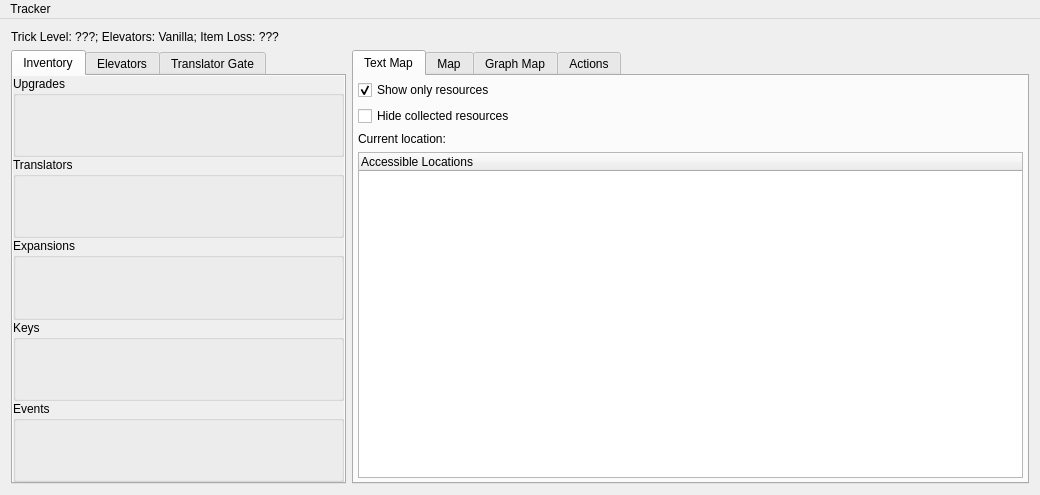
Old version of the form randovania/gui/ui_files/tracker_window.ui in the repository randovania/randovania.
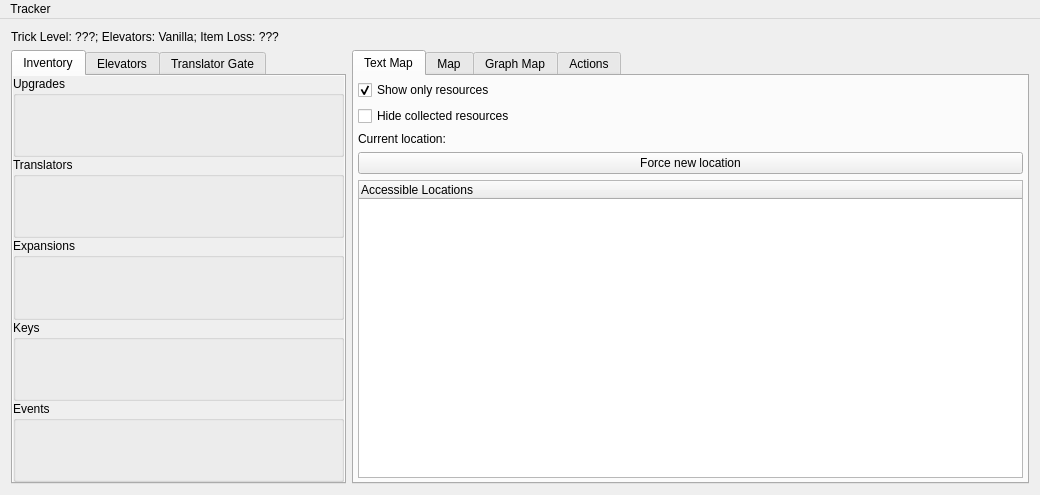
New version of the form. Custom widgets are drawn as their Qt base class.

Commit message: Add "Force new location" button to tracker

The edit to the form file:
```diff
--- a/randovania/gui/ui_files/tracker_window.ui
+++ b/randovania/gui/ui_files/tracker_window.ui
@@ -334,6 +334,13 @@
           </property>
          </widget>
         </item>
+        <item>
+          <widget class="QPushButton" name="force_location_button">
+            <property name="text">
+              <string>Force new location</string>
+            </property>
+          </widget>
+        </item>
         <item>
          <widget class="QTreeWidget" name="possible_locations_tree">
           <property name="sizePolicy">
```
The commit also changes 1 other file.
